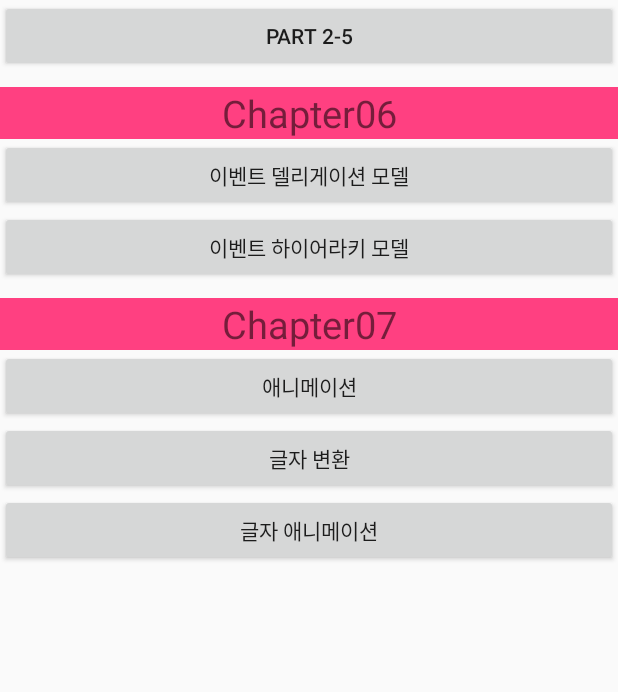
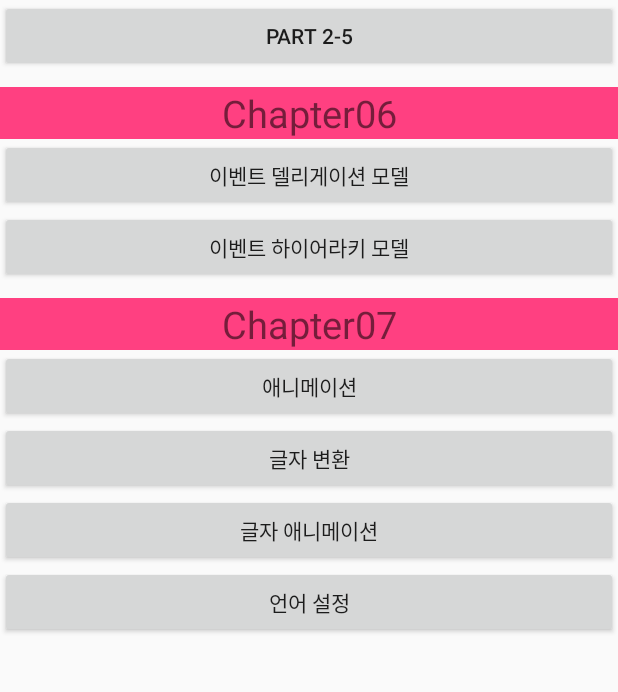
Before and after one commit to Mosquito06/Chapter05, an Android app: the screen it shows after launch (MainActivity), on a phone screen of 412 x 824 dp, the part 136-828 px from its top. Run offline under Robolectric (Android 15) with nearby library versions, the phone set to English and light mode, and no system bars.

Commit message:
20180205 수업

```diff
--- a/app/src/main/AndroidManifest.xml
+++ b/app/src/main/AndroidManifest.xml
@@ -27,7 +27,10 @@
             android:name=".AnimationActivity"
             android:theme="@style/MyAnimTheme" />
         <activity android:name=".TextSwitcherActivity" />
-        <activity android:name=".ButtonAnimationActivity"></activity>
+        <activity android:name=".ButtonAnimationActivity" />
+        <activity android:name=".LanguageActivity"
+            android:theme="@style/Theme.AppCompat.Light.NoActionBar"
+            ></activity>
     </application>
 
 </manifest>
--- a/app/src/main/java/kr/or/dgit/bigdata/chapter05/MainActivity.java
+++ b/app/src/main/java/kr/or/dgit/bigdata/chapter05/MainActivity.java
@@ -40,6 +40,9 @@ public class MainActivity extends AppCompatActivity {
             case R.id.ButtonAnimation:
                 intent.setClass(getApplicationContext(), ButtonAnimationActivity.class);
                 break;
+            case R.id.ButtonLanguage:
+                intent.setClass(getApplicationContext(), LanguageActivity.class);
+                break;
 
         }
         startActivity(intent);
--- a/app/src/main/res/layout/activity_main.xml
+++ b/app/src/main/res/layout/activity_main.xml
@@ -89,6 +89,15 @@
         android:onClick="mOnclickBtn"
         />
 
+    <Button
+        android:id="@+id/ButtonLanguage"
+        android:layout_width="match_parent"
+        android:layout_height="wrap_content"
+        android:text="언어 설정"
+        android:layout_gravity="center"
+        android:onClick="mOnclickBtn"
+        />
+
 
 
 </LinearLayout>
--- a/app/src/main/res/values/strings.xml
+++ b/app/src/main/res/values/strings.xml
@@ -1,3 +1,4 @@
 <resources>
     <string name="app_name">Chapter05 / Chapter06</string>
+    <string name="language_text">To be, or not to bt: that is the question</string>
 </resources>
```
Also changed, not shown: app/src/main/java/kr/or/dgit/bigdata/chapter05/LanguageActivity.java (added, +13 -0 lines), app/src/main/res/layout/activity_language.xml (added, +20 -0 lines), app/src/main/res/drawable-ko-rKR/flag.png (added), 1 other file.
